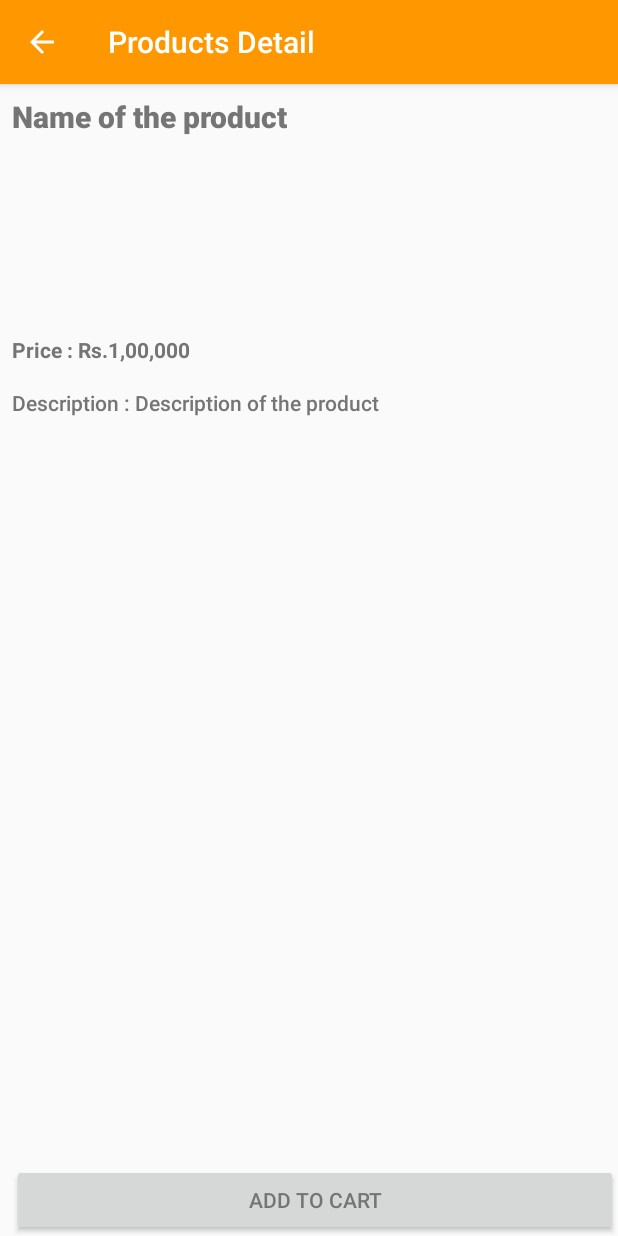
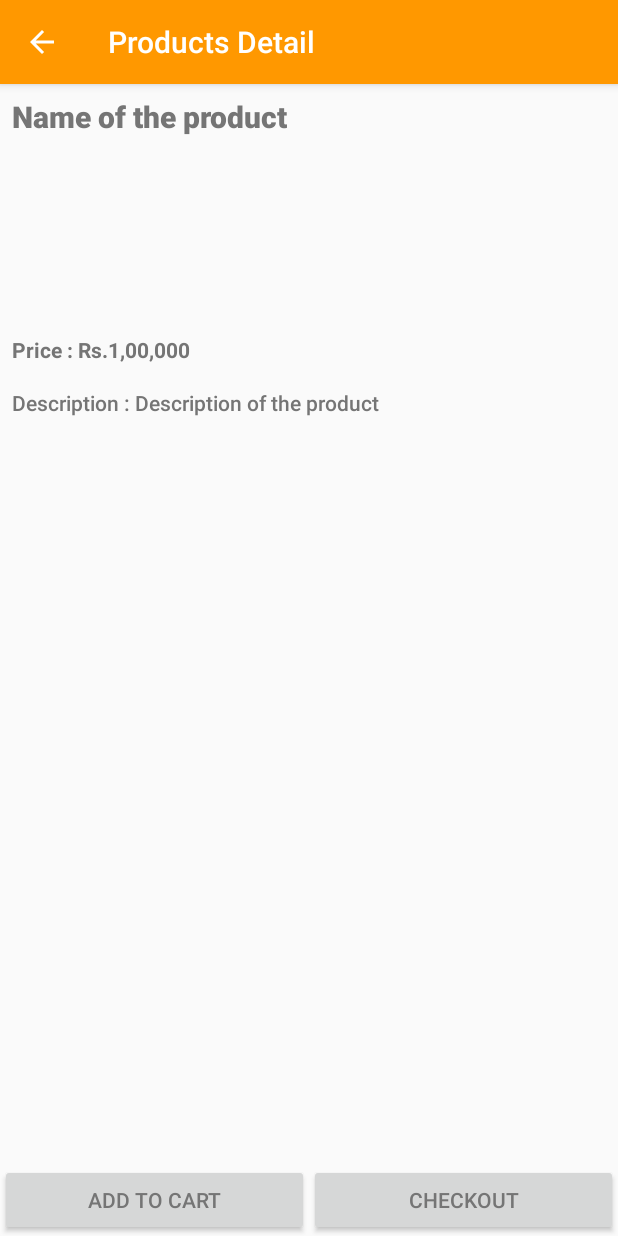
Before and after one commit to jmprathab/Shopping-Android-App, an Android app: the ProductDetail screen opened directly, with no data from a screen before it, on a phone screen of 412 x 824 dp. Run offline under Robolectric (Android 15) with nearby library versions, the phone set to English and light mode, and no system bars; our stand-ins replace ButterKnife, Timber; pictures from the network do not load; 5 statements that could not run were skipped.

Commit message:
Fixed some issue with Add to Cart function

```diff
--- a/app/src/main/java/com/prathab/shopping/activity/ProductDetail.java
+++ b/app/src/main/java/com/prathab/shopping/activity/ProductDetail.java
@@ -90,6 +90,7 @@ public class ProductDetail extends AppCompatActivity implements Callback {
     ProductsModel productsModel = (ProductsModel) getIntent().getExtras().get("products_model");
     try {
       jsonObject.put("productsId", productsModel.getId());
+      jsonObject.put("quantity", 1);
     } catch (JSONException e) {
       e.printStackTrace();
     }
--- a/app/src/main/res/layout/activity_product_detail.xml
+++ b/app/src/main/res/layout/activity_product_detail.xml
@@ -57,15 +57,31 @@
         android:textAppearance="@style/TextAppearance.AppCompat.Body2"
         />
 
-    <Button
-        android:id="@+id/addToCart"
+    <LinearLayout
         android:layout_width="match_parent"
         android:layout_height="wrap_content"
-        android:layout_alignLeft="@+id/description"
         android:layout_alignParentBottom="true"
-        android:layout_alignStart="@+id/description"
-        android:text="Add to cart"
-        />
+        android:orientation="horizontal"
+        >
+
+      <Button
+          android:id="@+id/addToCart"
+          android:layout_weight="1"
+          android:layout_width="0dp"
+          android:layout_height="wrap_content"
+          android:text="Add to cart"
+          />
+
+      <Button
+          android:id="@+id/checkout"
+          android:layout_weight="1"
+          android:layout_width="0dp"
+          android:layout_height="wrap_content"
+          android:text="Checkout"
+          />
+
+    </LinearLayout>
+
 
   </RelativeLayout>
 
```
